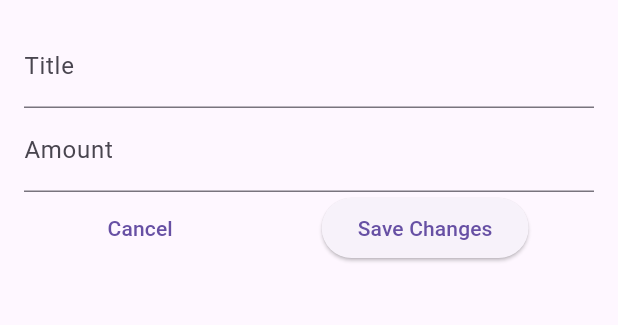
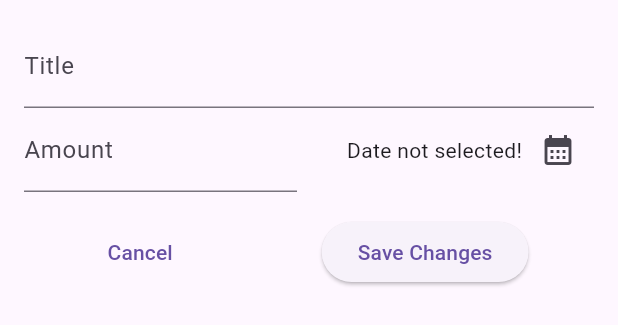
Before and after one commit to bhuphathi/expense_tracker, a Flutter app: the AddExpenses widget shown alone on an empty page, opened directly, on a phone screen of 412 x 824 dp. Shown: the top 325 px of the screen. Run offline on Flutter 3.47's test engine with Material 2 defaults, Android fonts, the phone set to English and light mode, and no system bars.

Commit message:
feat: datepicker added

```diff
--- a/lib/screens/helper_widgets/add_expenses.dart
+++ b/lib/screens/helper_widgets/add_expenses.dart
@@ -1,3 +1,4 @@
+import 'package:expense_tracker/model/expense.dart';
 import 'package:flutter/material.dart';
 
 class AddExpenses extends StatefulWidget {
@@ -10,6 +11,19 @@ class AddExpenses extends StatefulWidget {
 class _AddExpenses extends State<AddExpenses> {
   final _titleController = TextEditingController();
   final _amountController = TextEditingController();
+  DateTime? _selectedDate;
+
+  _datePicker() async {
+    final now = DateTime.now();
+    final selectedDate = await showDatePicker(
+        context: context,
+        initialDate: now,
+        firstDate: DateTime(now.year - 1, 4, 1),
+        lastDate: now);
+    setState(() {
+      _selectedDate = selectedDate;
+    });
+  }
 
   @override
   void dispose() {
@@ -29,13 +43,40 @@ class _AddExpenses extends State<AddExpenses> {
             label: Text("Title"),
           ),
         ),
-        TextField(
+        Row(
+          children: [
+            Expanded(
+              child: TextField(
                 controller: _amountController,
                 keyboardType: TextInputType.number,
                 decoration: const InputDecoration(
                   prefixText: "Rs.",
                   label: Text("Amount"),
                 ),
+              ),
+            ),
+            const SizedBox(
+              width: 16,
+            ),
+            Expanded(
+              child: Row(
+                mainAxisAlignment: MainAxisAlignment.end,
+                crossAxisAlignment: CrossAxisAlignment.center,
+                children: [
+                  Text(_selectedDate != null
+                      ? dateFormat.format(_selectedDate!)
+                      : "Date not selected!"),
+                  IconButton(
+                    onPressed: _datePicker,
+                    icon: const Icon(Icons.calendar_month),
+                  ),
+                ],
+              ),
+            )
+          ],
+        ),
+        const SizedBox(
+          height: 16,
         ),
         Row(
           mainAxisAlignment: MainAxisAlignment.spaceAround,
```
Lines whose indentation alone changed are shown as unchanged.
